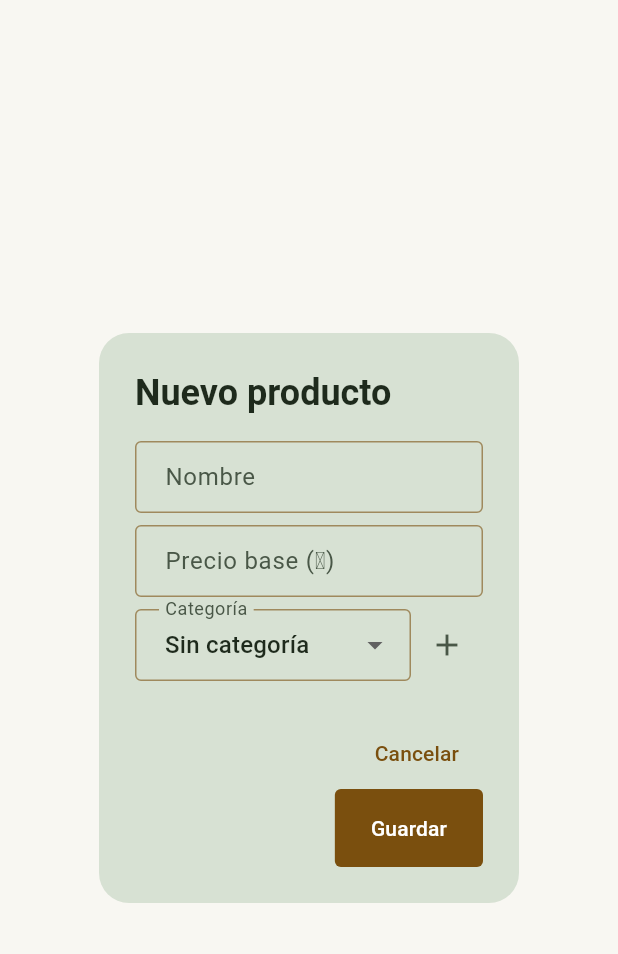
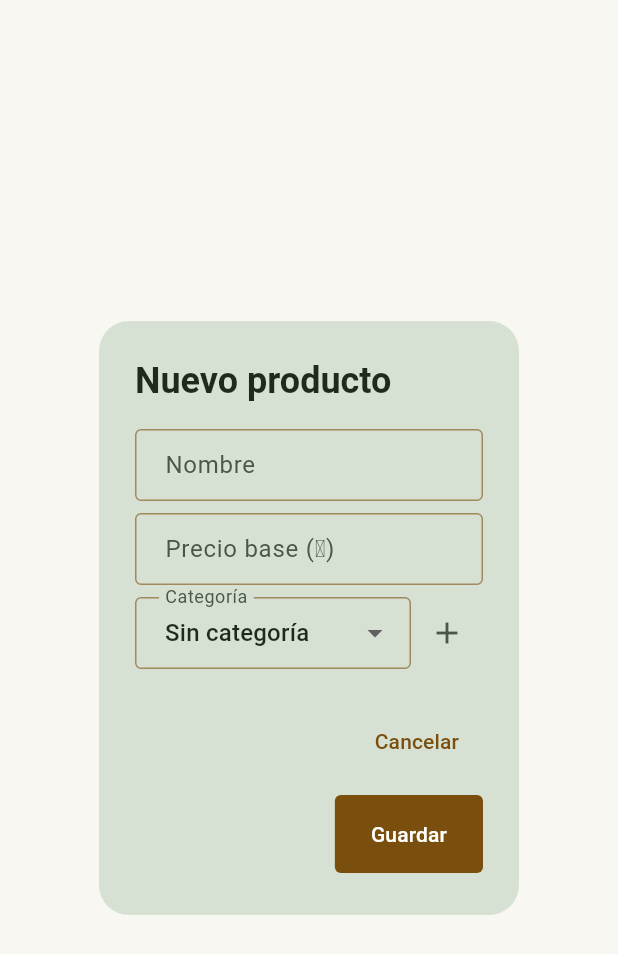
Before and after one commit to noctivulp-ch/VulpTiketing, a Flutter app: the ProductoFormDialog widget shown alone on an empty page, opened directly, on a phone screen of 412 x 824 dp. Shown: the top 954 px of the screen. Run offline on Flutter 3.47's test engine with Material 3 defaults, Android fonts, the phone set to English and light mode, and no system bars; our stand-ins replace file_picker, flutter_riverpod, flutter_secure_storage, flutter_svg, pdf, shared_preferences and 3 more; missing offline and left inert: bonsoir, cryptography, cryptography_flutter; accounts and stored records are empty.

Commit message:
La cuadrícula de acciones es la misma acostado, y con columnas alineadas
Acostado apilaba las cuatro acciones en una sola columna, perdiendo la
distinción entre lo que le pasa al producto y lo que le pasa al formulario. Es
la MISMA cuadrícula en las dos orientaciones: lo único que cambia es dónde se
coloca —al costado del formulario en vez de debajo—, no cómo se organiza.

Y estaban descuadradas: cada fila repartía sus dos botones con `spaceBetween`,
así que cada uno se colocaba según su propio largo y las columnas no se
alineaban entre filas. Ahora son dos columnas del mismo ancho con `Expanded`,
más aire entre filas: pegados, los cuatro se leían como un bloque.

Verificado en el aparato, en las dos orientaciones y sin errores de layout.

Co-Authored-By: Claude Opus 5 <noreply@anthropic.com>

```diff
--- a/lib/features/producto/ui/producto_form_dialog.dart
+++ b/lib/features/producto/ui/producto_form_dialog.dart
@@ -307,7 +307,6 @@ class _ProductoFormDialogState extends ConsumerState<ProductoFormDialog> {
               : const Text('Guardar'),
         ),
       ],
-      enColumna: acostado,
     );
 
     return AlertDialog(
@@ -323,7 +322,9 @@ class _ProductoFormDialogState extends ConsumerState<ProductoFormDialog> {
                 children: [
                   Expanded(child: SingleChildScrollView(child: formulario)),
                   const SizedBox(width: BentoSpacing.pared),
-                  acciones,
+                  // `IntrinsicWidth`: la cuadrícula necesita un ancho acotado
+                  // para repartir sus dos columnas dentro de una fila.
+                  IntrinsicWidth(child: acciones),
                 ],
               ),
             )
@@ -340,7 +341,7 @@ class _ProductoFormDialogState extends ConsumerState<ProductoFormDialog> {
 /// dejar que el diálogo los apile solo los alinea a todos a la derecha —
 /// perdiendo justamente la distinción entre las dos columnas.
 class _Acciones extends StatelessWidget {
-  const _Acciones({required this.alProducto, required this.alFormulario, this.enColumna = false});
+  const _Acciones({required this.alProducto, required this.alFormulario});
 
   /// Lo que le pasa al producto. Vacío cuando está en la carta: no hay nada que
   /// reactivar ni conviene ofrecer borrar algo que se está usando.
@@ -349,39 +350,40 @@ class _Acciones extends StatelessWidget {
   /// Lo que le pasa a este formulario. Siempre hay dos: salir y guardar.
   final List<Widget> alFormulario;
 
-  /// Todo en una sola columna, para cuando las acciones van al costado del
-  /// formulario en vez de debajo.
-  final bool enColumna;
-
+  /// La MISMA cuadrícula en las dos orientaciones. Lo único que cambia acostado
+  /// es dónde se coloca —al costado del formulario en vez de debajo—, no cómo
+  /// se organiza: apilarla en una sola columna perdía la distinción entre lo
+  /// que le pasa al producto y lo que le pasa al formulario.
   @override
   Widget build(BuildContext context) {
-    if (enColumna) {
-      // `IntrinsicWidth`: los botones se estiran al ancho del más ancho, que es
-      // lo que los alinea como columna. Sin él, `stretch` dentro de una fila
-      // pide ancho infinito y el diálogo no llega ni a dibujarse.
-      return IntrinsicWidth(
-        child: Column(
-          mainAxisSize: MainAxisSize.min,
-          crossAxisAlignment: CrossAxisAlignment.stretch,
-          children: [
-            // El mismo orden que en la cuadrícula: primero lo del producto,
-            // después lo del formulario.
-            ...alProducto,
-            ...alFormulario,
-          ],
-        ),
-      );
-    }
     return Column(
       mainAxisSize: MainAxisSize.min,
       children: [
         for (var i = 0; i < alFormulario.length; i++)
-          Row(
-            mainAxisAlignment: MainAxisAlignment.spaceBetween,
-            children: [
-              if (i < alProducto.length) alProducto[i] else const SizedBox.shrink(),
-              alFormulario[i],
-            ],
+          Padding(
+            // Aire entre filas: pegados, los cuatro botones se leían como un
+            // bloque y costaba ver cuál era cuál.
+            padding: EdgeInsets.only(
+              top: i == 0 ? 0 : BentoSpacing.unidad,
+              bottom: BentoSpacing.unidad / 2,
+            ),
+            child: Row(
+              children: [
+                // Dos columnas del MISMO ancho, no dos botones repartidos con
+                // `spaceBetween`: así cada uno se colocaba según su propio
+                // largo y las columnas quedaban descuadradas entre filas.
+                Expanded(
+                  child: Align(
+                    alignment: Alignment.centerLeft,
+                    child: i < alProducto.length ? alProducto[i] : const SizedBox.shrink(),
+                  ),
+                ),
+                const SizedBox(width: BentoSpacing.gapCelda),
+                Expanded(
+                  child: Align(alignment: Alignment.centerRight, child: alFormulario[i]),
+                ),
+              ],
+            ),
           ),
       ],
     );
```
